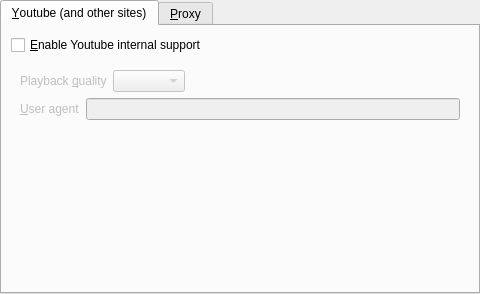
Qt form src/gui/pref/network.ui (wilbert2000/wzplayer) before a commit.
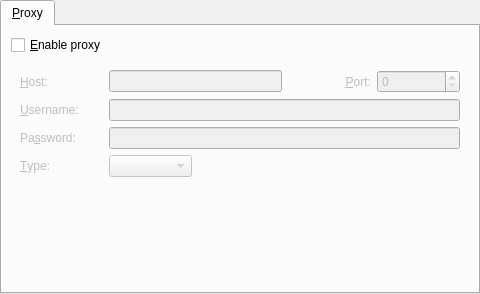
The same form after that commit.

Commit message: Removed youtube support, use youtube-dl instead.

```diff
--- a/src/gui/pref/network.ui
+++ b/src/gui/pref/network.ui
@@ -19,89 +19,6 @@
      <property name="currentIndex">
       <number>0</number>
      </property>
-     <widget class="QWidget" name="youtube_page">
-      <attribute name="title">
-       <string>&amp;Youtube (and other sites)</string>
-      </attribute>
-      <layout class="QVBoxLayout" name="verticalLayout_3">
-       <item>
-        <widget class="QCheckBox" name="yt_support_check">
-         <property name="text">
-          <string>&amp;Enable Youtube internal support</string>
-         </property>
-        </widget>
-       </item>
-       <item>
-        <widget class="QWidget" name="youtube_widget" native="true">
-         <property name="enabled">
-          <bool>false</bool>
-         </property>
-         <layout class="QVBoxLayout" name="verticalLayout_2">
-          <item>
-           <layout class="QHBoxLayout" name="_3">
-            <item>
-             <widget class="QLabel" name="yt_label">
-              <property name="text">
-               <string>Playback &amp;quality</string>
-              </property>
-              <property name="buddy">
-               <cstring>yt_quality_combo</cstring>
-              </property>
-             </widget>
-            </item>
-            <item>
-             <widget class="QComboBox" name="yt_quality_combo"/>
-            </item>
-            <item>
-             <spacer>
-              <property name="orientation">
-               <enum>Qt::Horizontal</enum>
-              </property>
-              <property name="sizeHint" stdset="0">
-               <size>
-                <width>40</width>
-                <height>20</height>
-               </size>
-              </property>
-             </spacer>
-            </item>
-           </layout>
-          </item>
-          <item>
-           <layout class="QHBoxLayout" name="horizontalLayout">
-            <item>
-             <widget class="QLabel" name="yt_user_agent_label">
-              <property name="text">
-               <string>&amp;User agent</string>
-              </property>
-              <property name="buddy">
-               <cstring>yt_user_agent_edit</cstring>
-              </property>
-             </widget>
-            </item>
-            <item>
-             <widget class="QLineEdit" name="yt_user_agent_edit"/>
-            </item>
-           </layout>
-          </item>
-         </layout>
-        </widget>
-       </item>
-       <item>
-        <spacer name="verticalSpacer_2">
-         <property name="orientation">
-          <enum>Qt::Vertical</enum>
-         </property>
-         <property name="sizeHint" stdset="0">
-          <size>
-           <width>20</width>
-           <height>40</height>
-          </size>
-         </property>
-        </spacer>
-       </item>
-      </layout>
-     </widget>
      <widget class="QWidget" name="proxy_page">
       <attribute name="title">
        <string>&amp;Proxy</string>
```
Left out of the diff: 19 changed lines with no effect on the pictures. The commit also changes 14 other files.
